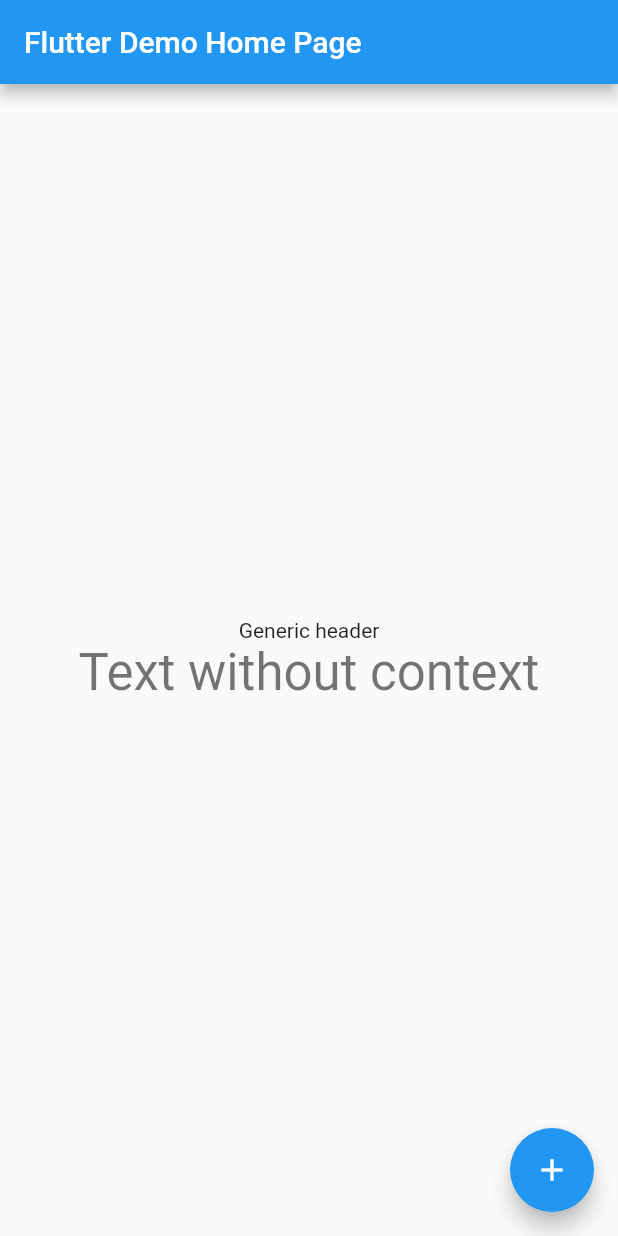
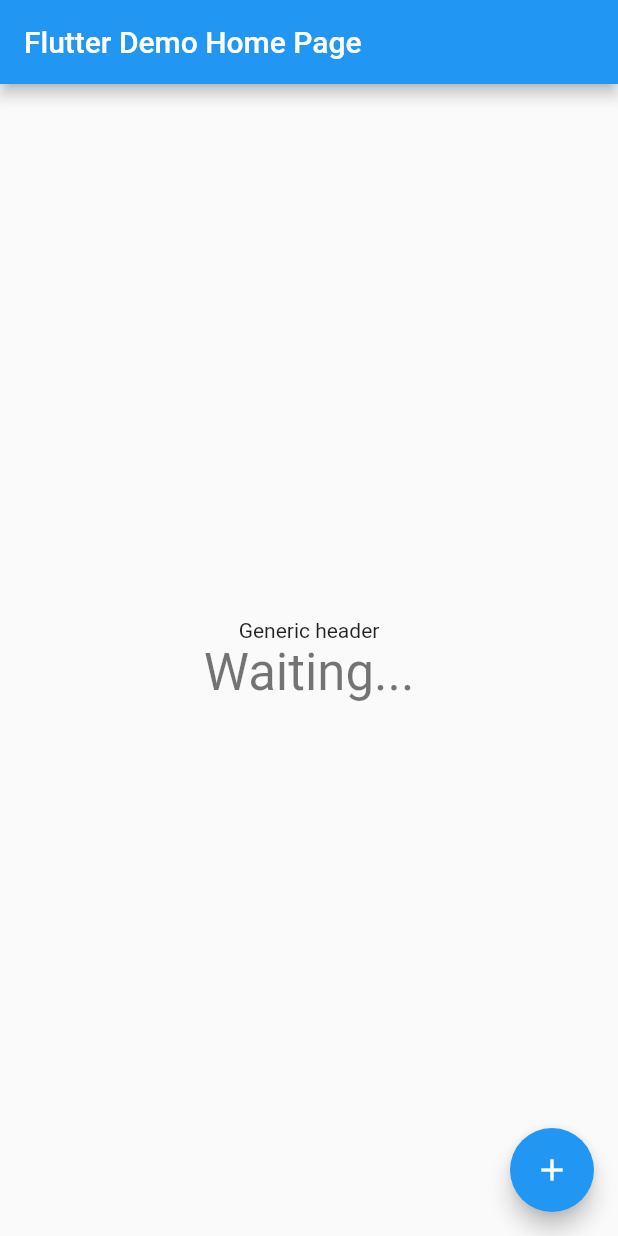
Before and after one commit to GitHubStuff/skinny_app, a Flutter app: the screen it shows after launch, after a tap on the "add" icon, on a phone screen of 412 x 824 dp. Run offline on Flutter 3.47's test engine with Material 2 defaults, Android fonts, the phone set to English and light mode, and no system bars; our stand-ins replace dartz; missing offline and left inert: xfer.

Commit message:
example app

```diff
--- a/lib/main.dart
+++ b/lib/main.dart
@@ -1,5 +1,12 @@
+import 'package:dartz/dartz.dart' as dartz;
 import 'package:flutter/material.dart';
+import 'package:http/http.dart' as http;
+import 'package:xfer/xfer.dart';
 
+Map<String, String> get kinveyPostHeaders => {
+      'Content-Type': 'application/json',
+      'Authorization': 'Basic c3RldmVuLnNtaXRoOkZIQ1AyMDIwIQ==',
+    };
 void main() {
   runApp(MyApp());
 }
@@ -26,6 +33,15 @@ class MyHomePage extends StatefulWidget {
 }
 
 class _MyHomePageState extends State<MyHomePage> {
+  String caption = 'Waiting...';
+  Xfer? xfer;
+
+  @override
+  void initState() {
+    super.initState();
+    xfer = Xfer(httpPostFunction: http.post);
+  }
+
   @override
   Widget build(BuildContext context) {
     return Scaffold(
@@ -40,15 +56,26 @@ class _MyHomePageState extends State<MyHomePage> {
               'Generic header',
             ),
             Text(
-              'Text without context',
+              '$caption',
               style: Theme.of(context).textTheme.headline4,
             ),
           ],
         ),
       ),
       floatingActionButton: FloatingActionButton(
-        onPressed: () {},
-        tooltip: 'Increment',
+        onPressed: () async {
+          final String url = 'https://jsonplaceholder.typicode.com/todos';
+          //final String url = 'https://baas.kinvey.com/rpc/kid_rk7CWpu8w/custom/getSurvey?surveyKey=1';
+          final dartz.Either<XferFailure, XferResponse> result = await xfer!.post(url, headers: kinveyPostHeaders);
+          setState(() {
+            result.fold(
+              (failure) => caption = '${failure.toString()}',
+              (response) => caption = '${response.toString()}',
+            );
+          });
+          debugPrint('$result');
+        },
+        tooltip: 'Post',
         child: Icon(Icons.add),
       ),
     );
--- a/pubspec.yaml
+++ b/pubspec.yaml
@@ -9,7 +9,10 @@ environment:
 dependencies:
   flutter:
     sdk: flutter
+  xfer:
+    path: ../
   cupertino_icons: ^1.0.2
+  dartz: ^0.10.0-nullsafety.1
 
 dev_dependencies:
   flutter_test:
```
Also changed, not shown: 1 other file.
